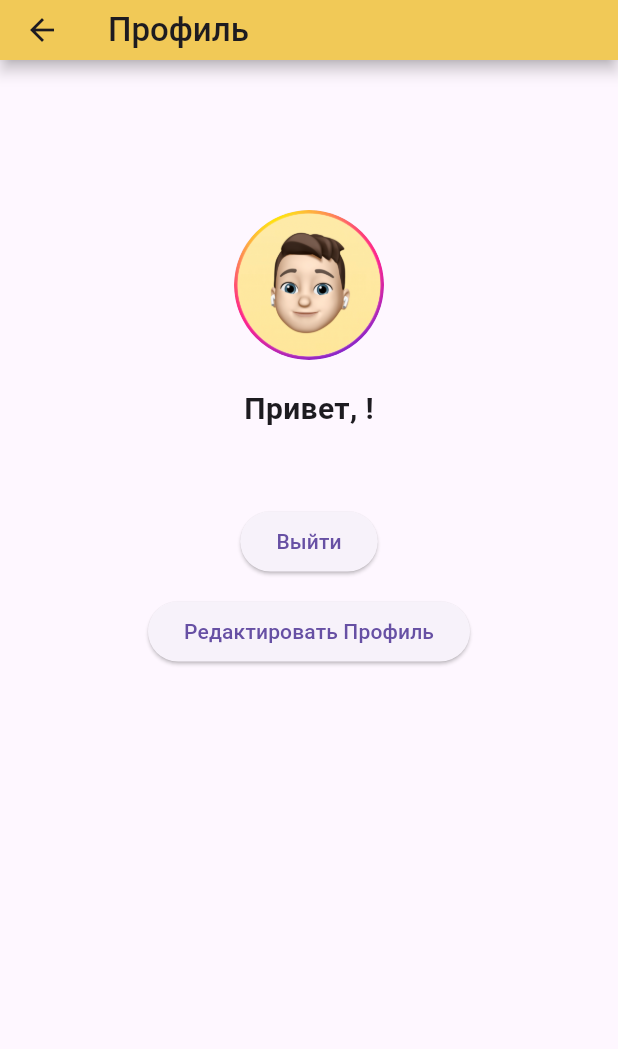
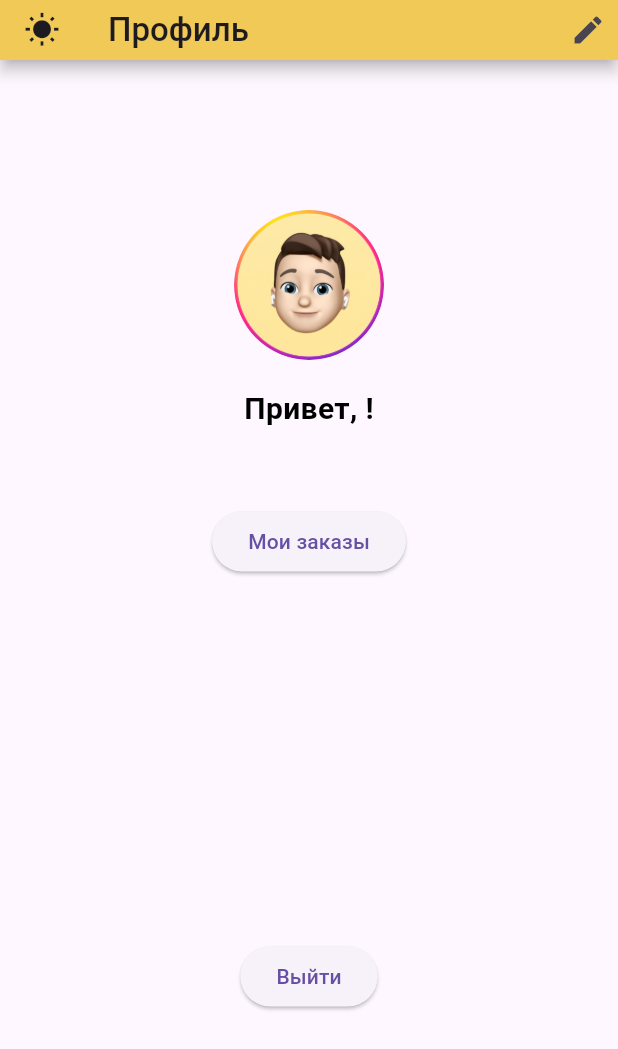
Before and after one commit to nkgrz/TravelApp, a Flutter app: the ProfileScreen screen opened by its route, on a phone screen of 412 x 824 dp. Shown: the top 1049 px of the screen. Run offline on Flutter 3.47's test engine with Material 3 defaults, Android fonts, the light colour scheme and no system bars; our stand-ins replace firebase_auth, firebase_core, firebase_storage, image_picker, permission_handler, shared_preferences; accounts and stored records are empty; project files that could hold a hidden picture were left out.

Commit message:
Added a dark theme

```diff
--- a/lib/main.dart
+++ b/lib/main.dart
@@ -1,8 +1,10 @@
 import 'package:flutter/material.dart';
+import 'package:provider/provider.dart';
 import 'package:travel_app/screens/cart_screen.dart';
 import 'package:travel_app/screens/favourites_screen.dart';
 import 'package:travel_app/screens/profile/profile_screen.dart';
 import 'package:travel_app/services/local_data.dart';
+import 'package:travel_app/utils/change_theme.dart';
 import 'screens/regions_screen.dart';
 import 'package:firebase_core/firebase_core.dart';
 
@@ -18,38 +20,22 @@ class TravelAgencyApp extends StatelessWidget {
 
   @override
   Widget build(BuildContext context) {
+    return ChangeNotifierProvider(
+        create: (_) => ThemeProvider(), // Инициализация провайдера темы
+        child:
+            Consumer<ThemeProvider>(builder: (context, themeProvider, child) {
           return MaterialApp(
             home: const MainScreen(),
-      theme: ThemeData(
-        textTheme: const TextTheme(
-          // Межстрочный интервал(после обновления Flutter по умолчанию 1.5 или 2 по ощущениям)
-          bodyLarge: TextStyle(height: 1.2),
-          bodyMedium: TextStyle(height: 1.2),
-        ),
-        appBarTheme: AppBarTheme(
-          toolbarHeight: 40.0, // Высота AppBar
-          color: Colors.amber[300], // Цвет AppBar
-          shadowColor: Colors.black, // Цвет тени
-          elevation: 4, // высота тени
-        ),
-        materialTapTargetSize: MaterialTapTargetSize.shrinkWrap, // тень AppBar
-        elevatedButtonTheme: ElevatedButtonThemeData(
-          style: ElevatedButton.styleFrom(
-            // backgroundColor: const Color.fromARGB(255, 58, 104, 185),
-            // textStyle: const TextStyle(color: Colors.white),
-            shape: RoundedRectangleBorder(
-              borderRadius: BorderRadius.circular(20),
-            ),
-            // Стили других кнопок если потребуется прописать тут
-          ),
-        ),
-      ),
+            theme: themeProvider.isDarkMode
+                ? MyAppTheme.darkTheme
+                : MyAppTheme.lightTheme,
             debugShowCheckedModeBanner: false,
             routes: {
               '/profile': (context) => const ProfileScreen(),
               // ... возможно, другие маршруты ...
             },
           );
+        }));
   }
 }
 
@@ -159,3 +145,53 @@ class Favourites extends StatelessWidget {
         ));
   }
 }
+
+class MyAppTheme {
+  // Параметры для светлой темы
+  static ThemeData lightTheme = ThemeData.light().copyWith(
+    // Межстрочный интервал(после обновления Flutter по умолчанию 1.5 или 2 по ощущениям)
+    // Поэтому вручную меняю на 1.2
+    textTheme: const TextTheme(
+      bodyLarge: TextStyle(height: 1.2, color: Colors.black),
+      bodyMedium: TextStyle(height: 1.2, color: Colors.black),
+    ),
+    appBarTheme: AppBarTheme(
+      toolbarHeight: 40.0,
+      color: Colors.amber[300],
+      shadowColor: Colors.black,
+      elevation: 4,
+    ),
+    // тень AppBar
+    materialTapTargetSize: MaterialTapTargetSize.shrinkWrap,
+    elevatedButtonTheme: ElevatedButtonThemeData(
+      style: ElevatedButton.styleFrom(
+        shape: RoundedRectangleBorder(
+          borderRadius: BorderRadius.circular(20),
+        ),
+        // Стили других кнопок если потребуется прописать тут
+      ),
+    ),
+  );
+
+  // Параметры для темной темы
+  static ThemeData darkTheme = ThemeData.dark().copyWith(
+    textTheme: const TextTheme(
+      bodyLarge: TextStyle(height: 1.2),
+      bodyMedium: TextStyle(height: 1.2),
+    ),
+    appBarTheme: AppBarTheme(
+      toolbarHeight: 40.0,
+      color: Colors.grey[800],
+      shadowColor: Colors.black,
+      elevation: 4,
+    ),
+    // materialTapTargetSize: MaterialTapTargetSize.shrinkWrap,
+    elevatedButtonTheme: ElevatedButtonThemeData(
+      style: ElevatedButton.styleFrom(
+        shape: RoundedRectangleBorder(
+          borderRadius: BorderRadius.circular(20),
+        ),
+      ),
+    ),
+  );
+}
--- a/lib/screens/profile/profile_screen.dart
+++ b/lib/screens/profile/profile_screen.dart
@@ -1,5 +1,6 @@
 import 'package:flutter/material.dart';
 import 'package:firebase_auth/firebase_auth.dart';
+import 'package:travel_app/utils/change_theme.dart';
 import 'auth_form.dart';
 import 'edit_profile_screen.dart';
 import 'package:travel_app/services/auth_service.dart';
@@ -31,8 +32,24 @@ class ProfileScreenState extends State<ProfileScreen> {
   Widget _buildProfileView() {
     return Scaffold(
       appBar: AppBar(
-          title: const Text("Профиль",
-              style: TextStyle(fontWeight: FontWeight.w500))),
+        title: const Text("Профиль",
+            style: TextStyle(fontWeight: FontWeight.w500)),
+        leading: const ThemeSwitchButton(),
+        actions: [
+          // Кнопка для перехода к редактированию профиля.
+          IconButton(
+            onPressed: () {
+              Navigator.of(context).push(
+                MaterialPageRoute(
+                  builder: (context) =>
+                      EditProfileScreen(currentUser: _currentUser!),
+                ),
+              );
+            },
+            icon: const Icon(Icons.edit),
+          ),
+        ],
+      ),
       body: SingleChildScrollView(
         child: Center(
           child: Column(
@@ -58,7 +75,16 @@ class ProfileScreenState extends State<ProfileScreen> {
               // Отображение email пользователя.
               Text(_currentUser!.email ?? 'Нет адреса электронной почты',
                   style: TextStyle(color: Colors.grey[600])),
+
               const SizedBox(height: 20),
+
+              // Мои заказы
+              ElevatedButton(
+                onPressed: () {},
+                child: const Text('Мои заказы'),
+              ),
+
+              const SizedBox(height: 250),
               // Кнопка выхода из системы.
               ElevatedButton(
                 onPressed: () async {
@@ -66,19 +92,6 @@ class ProfileScreenState extends State<ProfileScreen> {
                   _updateAuthState(null);
                 },
                 child: const Text('Выйти'),
-              ),
-              const SizedBox(height: 20),
-              // Кнопка для перехода к редактированию профиля.
-              ElevatedButton(
-                onPressed: () {
-                  Navigator.of(context).push(
-                    MaterialPageRoute(
-                      builder: (context) =>
-                          EditProfileScreen(currentUser: _currentUser!),
-                    ),
-                  );
-                },
-                child: const Text('Редактировать Профиль'),
               ),
             ],
           ),
--- a/lib/screens/region_detail_screen.dart
+++ b/lib/screens/region_detail_screen.dart
@@ -46,8 +46,6 @@ class RegionDetailScreen extends StatelessWidget {
               borderRadius: const BorderRadius.all(Radius.circular(20.0)),
               child: ClipRRect(
                 borderRadius: const BorderRadius.all(Radius.circular(20.0)),
-                child: Container(
-                  color: Colors.amber[100],
                 child: ElevatedButton(
                   onPressed: () {
                     if (authService.currentUser == null) {
@@ -77,7 +75,6 @@ class RegionDetailScreen extends StatelessWidget {
                 ),
               ),
             ),
-            ),
 
             const SizedBox(width: 40.0),
 
--- /dev/null
+++ b/lib/utils/change_theme.dart
@@ -0,0 +1,54 @@
+import 'package:flutter/material.dart';
+import 'package:provider/provider.dart';
+
+class ThemeProvider with ChangeNotifier {
+  bool _isDarkMode = false; // Изначально светлая тема
+
+  bool get isDarkMode => _isDarkMode;
+
+  void toggleTheme() {
+    _isDarkMode = !_isDarkMode;
+    notifyListeners();
+  }
+}
+
+// Кнопка для смены темы
+// class ThemeSwitchButton extends StatelessWidget {
+//   const ThemeSwitchButton({super.key});
+
+//   @override
+//   Widget build(BuildContext context) {
+//     final themeProvider = Provider.of<ThemeProvider>(context);
+
+//     return ElevatedButton.icon(
+//       onPressed: () {
+//         themeProvider.toggleTheme(); // Изменение темы при нажатии кнопки
+//       },
+//       icon: Icon(
+//         themeProvider.isDarkMode ? Icons.wb_sunny : Icons.nightlight_round,
+//       ),
+//       label: Text(
+//         themeProvider.isDarkMode ? 'Светлая тема' : 'Темная тема',
+//       ),
+//     );
+//   }
+// }
+
+// Иконка для смены темы солнце/луна
+class ThemeSwitchButton extends StatelessWidget {
+  const ThemeSwitchButton({super.key});
+
+  @override
+  Widget build(BuildContext context) {
+    final themeProvider = Provider.of<ThemeProvider>(context);
+
+    return IconButton(
+      onPressed: () {
+        themeProvider.toggleTheme(); // Изменение темы при нажатии кнопки
+      },
+      icon: Icon(
+        themeProvider.isDarkMode ? Icons.nightlight_round : Icons.wb_sunny,
+      ),
+    );
+  }
+}
--- a/pubspec.yaml
+++ b/pubspec.yaml
@@ -38,7 +38,7 @@ dependencies:
   firebase_storage: ^11.5.3
   image_picker: ^1.0.4
   permission_handler: ^11.1.0
-
+  provider: ^6.1.1
 
 
   # The following adds the Cupertino Icons font to your application.
```
Also changed, not shown: assets/images/dagestan1.jpeg (deleted), pubspec.lock, 6 other files. Lines whose indentation alone changed are shown as unchanged.
